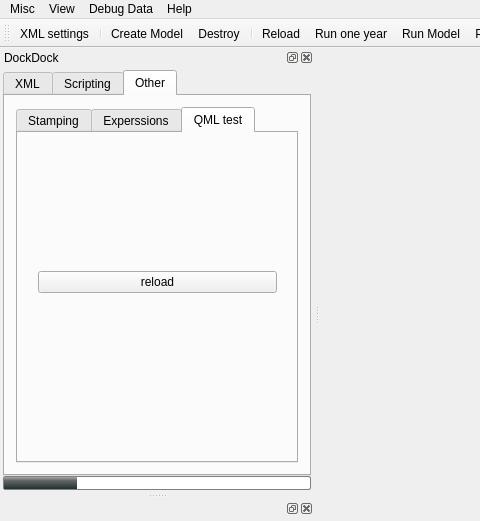
The window that src/iland/mainwindow.ui (edfm-tum/iland-model) describes before a commit, drawn with Qt 5; both pictures show x 0 to 480 and y 0 to 521 of the 1030 by 741 pixel window.
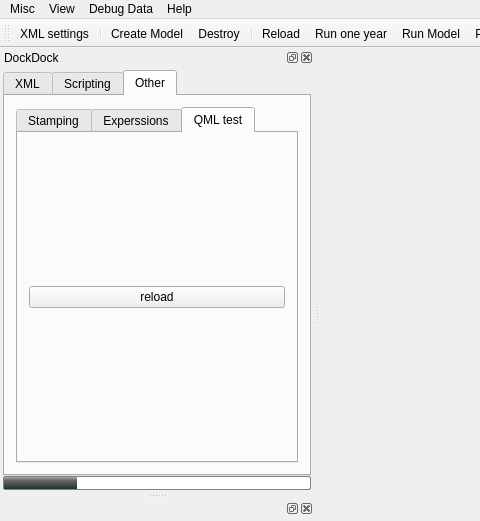
The same window after the commit. Icons and pictures are not drawn. Custom widgets are drawn as their Qt base class.

The edit to the form file:
```diff
--- a/src/iland/mainwindow.ui
+++ b/src/iland/mainwindow.ui
@@ -526,16 +526,12 @@
             <attribute name="title">
              <string>QML test</string>
             </attribute>
-            <widget class="QWidget" name="verticalLayoutWidget">
-             <property name="geometry">
-              <rect>
-               <x>9</x>
-               <y>19</y>
-               <width>261</width>
-               <height>261</height>
-              </rect>
-             </property>
+            <layout class="QVBoxLayout" name="verticalLayout_7">
+             <item>
              <layout class="QVBoxLayout" name="qmlRulerLayout">
+               <property name="spacing">
+                <number>0</number>
+               </property>
               <item>
                <widget class="QPushButton" name="pbReloadQml">
                 <property name="text">
@@ -544,7 +540,8 @@
                </widget>
               </item>
              </layout>
-            </widget>
+             </item>
+            </layout>
            </widget>
           </widget>
          </item>
```
Lines whose indentation alone changed are shown as unchanged.
